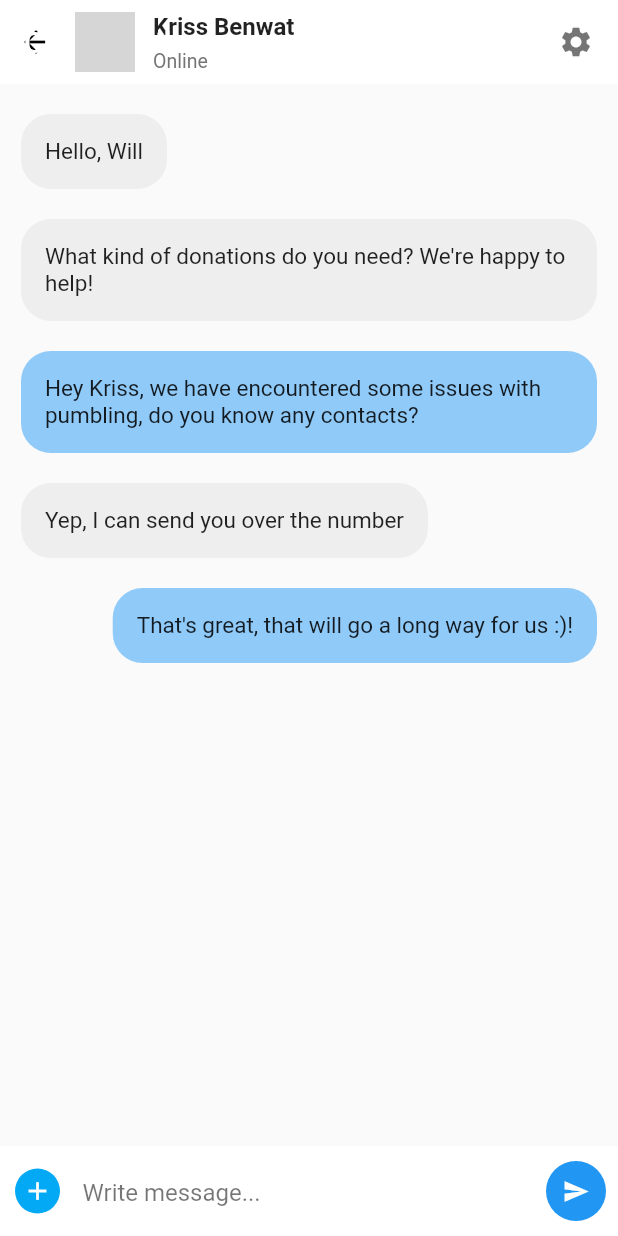
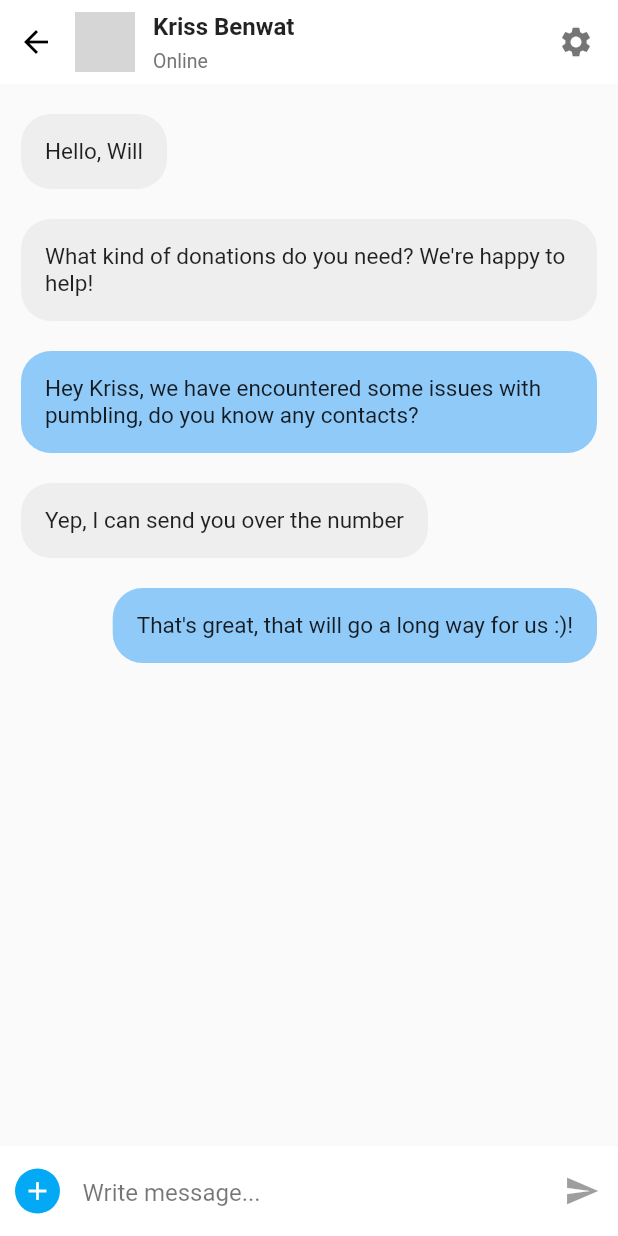
Before and after one commit to itsraveen/hack-for-good, a Flutter app: the ChatDetailPage screen opened directly, on a phone screen of 412 x 824 dp. Run offline on Flutter 3.47's test engine with Material 2 defaults, Android fonts, the phone set to English and light mode, and no system bars; our stand-ins replace material_design_icons_flutter, percent_indicator; grey boxes are pictures that could not be loaded.

Commit message:
Refined Chat Functionality

```diff
--- a/lib/screen/chat_detail.dart
+++ b/lib/screen/chat_detail.dart
@@ -8,11 +8,14 @@ class ChatDetailPage extends StatefulWidget {
 }
 
 class _ChatDetailPageState extends State<ChatDetailPage> {
+  final _controller = TextEditingController();
+  var _enteredMessage = "";
+
   @override
   Widget build(BuildContext context) {
     return Scaffold(
         appBar: AppBar(
-          title: Text("Chat Detail"),
+          // title: Text("Chat Detail"),
           elevation: 0,
           automaticallyImplyLeading: false,
           backgroundColor: Colors.white,
@@ -25,20 +28,20 @@ class _ChatDetailPageState extends State<ChatDetailPage> {
                     onPressed: () {
                       Navigator.pop(context);
                     },
-                    icon: Icon(
+                    icon: const Icon(
                       Icons.arrow_back,
                       color: Colors.black,
                     ),
                   ),
-                  SizedBox(
+                  const SizedBox(
                     width: 2,
                   ),
-                  CircleAvatar(
-                    backgroundImage: NetworkImage(
-                        "<https://randomuser.me/api/portraits/men/5.jpg>"),
+                  const CircleAvatar(
+                    // backgroundImage: NetworkImage("<rav.jpg>"),
+                    backgroundImage: AssetImage("assets/images/rav.jpg"),
                     maxRadius: 20,
                   ),
-                  SizedBox(
+                  const SizedBox(
                     width: 12,
                   ),
                   Expanded(
@@ -46,12 +49,12 @@ class _ChatDetailPageState extends State<ChatDetailPage> {
                       crossAxisAlignment: CrossAxisAlignment.start,
                       mainAxisAlignment: MainAxisAlignment.center,
                       children: <Widget>[
-                        Text(
+                        const Text(
                           "Kriss Benwat",
                           style: TextStyle(
                               fontSize: 16, fontWeight: FontWeight.w600),
                         ),
-                        SizedBox(
+                        const SizedBox(
                           height: 6,
                         ),
                         Text(
@@ -62,7 +65,7 @@ class _ChatDetailPageState extends State<ChatDetailPage> {
                       ],
                     ),
                   ),
-                  Icon(
+                  const Icon(
                     Icons.settings,
                     color: Colors.black54,
                   ),
@@ -77,12 +80,12 @@ class _ChatDetailPageState extends State<ChatDetailPage> {
             ListView.builder(
               itemCount: messages.length,
               shrinkWrap: true,
-              padding: EdgeInsets.only(top: 10, bottom: 10),
-              physics: NeverScrollableScrollPhysics(),
+              padding: const EdgeInsets.only(top: 10, bottom: 10),
+              physics: const NeverScrollableScrollPhysics(),
               itemBuilder: (context, index) {
                 return Container(
-                  padding:
-                      EdgeInsets.only(left: 14, right: 14, top: 10, bottom: 10),
+                  padding: const EdgeInsets.only(
+                      left: 14, right: 14, top: 10, bottom: 10),
                   child: Align(
                     alignment: (messages[index].messageType == "receiver"
                         ? Alignment.topLeft
@@ -94,29 +97,16 @@ class _ChatDetailPageState extends State<ChatDetailPage> {
                             ? Colors.grey.shade200
                             : Colors.blue[200]),
                       ),
-                      padding: EdgeInsets.all(16),
+                      padding: const EdgeInsets.all(16),
                       child: Text(
                         messages[index].messageContent,
-                        style: TextStyle(fontSize: 15),
+                        style: const TextStyle(fontSize: 15),
                       ),
                     ),
                   ),
                 );
               },
             ),
-            // ListView.builder(
-            //   itemCount: messages.length,
-            //   shrinkWrap: true,
-            //   padding: EdgeInsets.only(top: 10, bottom: 10),
-            //   physics: NeverScrollableScrollPhysics(),
-            //   itemBuilder: (context, index) {
-            //     return Container(
-            //       padding:
-            //           EdgeInsets.only(left: 16, right: 16, top: 10, bottom: 10),
-            //       child: Text(messages[index].messageContent),
-            //     );
-            //   },
-            // ),
             Align(
               alignment: Alignment.bottomLeft,
               child: Container(
@@ -135,37 +125,78 @@ class _ChatDetailPageState extends State<ChatDetailPage> {
                           color: Colors.lightBlue,
                           borderRadius: BorderRadius.circular(30),
                         ),
-                        child: Icon(
+                        child: const Icon(
                           Icons.add,
                           color: Colors.white,
                           size: 20,
                         ),
                       ),
                     ),
-                    SizedBox(
+                    const SizedBox(
                       width: 15,
                     ),
                     Expanded(
                       child: TextField(
-                        decoration: InputDecoration(
+                        controller: _controller,
+                        decoration: const InputDecoration(
                             hintText: "Write message...",
                             hintStyle: TextStyle(color: Colors.black54),
                             border: InputBorder.none),
+                        onChanged: (value) {
+                          setState(() {
+                            _enteredMessage = value;
+                          });
+                        },
                       ),
                     ),
-                    SizedBox(
-                      width: 15,
+                    IconButton(
+                      color: Theme.of(context).primaryColor,
+                      icon: const Icon(
+                        Icons.send,
+                      ),
+                      onPressed: _enteredMessage.trim().isEmpty
+                          ? null
+                          : () {
+                              setState(
+                                () {
+                                  messages.add(
+                                    ChatMessage(
+                                        messageContent: _enteredMessage,
+                                        messageType: "sender"),
+                                  );
+                                },
+                              );
+                            },
                     ),
-                    FloatingActionButton(
-                      onPressed: () {},
-                      child: Icon(
-                        Icons.send,
-                        color: Colors.white,
-                        size: 18,
-                      ),
-                      backgroundColor: Colors.blue,
-                      elevation: 0,
-                    ),
+                    // const Expanded(
+                    //   child: TextField(
+                    //     // controller: _controller,
+                    //   decoration: InputDecoration(
+                    //       hintText: "Write message...",
+                    //       hintStyle: TextStyle(color: Colors.black54),
+                    //       border: InputBorder.none),
+                    // ),
+                    // ),
+                    // const SizedBox(
+                    //   width: 15,
+                    // ),
+                    // FloatingActionButton(
+                    //   onPressed: () {
+                    //     setState(() {
+                    //       messages.add(
+                    //         ChatMessage(
+                    //             messageContent: "hello", messageType: "sender"),
+                    //       );
+                    //     });
+                    //   },
+                    //   child: const Icon(
+                    //     Icons.send,
+                    //     color: Colors.white,
+                    //     size: 18,
+                    //   ),
+                    //   backgroundColor: Colors.blue,
+                    //   elevation: 0,
+                    // ),
                   ],
                 ),
               ),
```
